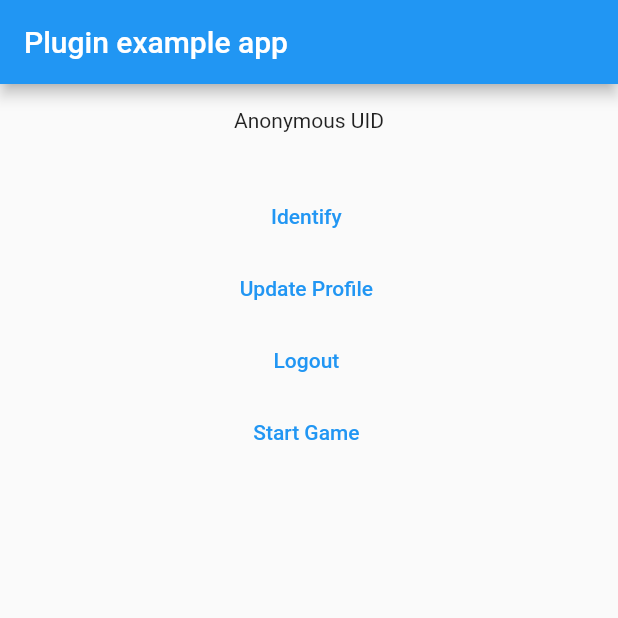
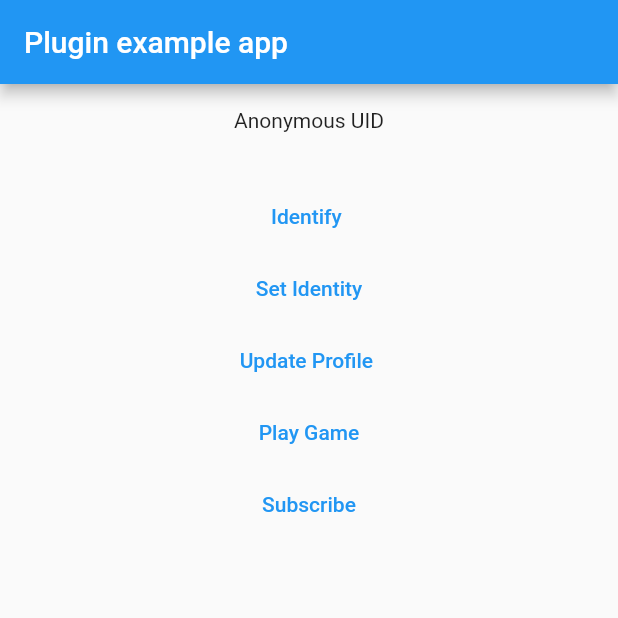
Before and after one commit to dashxhq/dashx-demo-flutter, a Flutter app: the screen it shows after launch, on a phone screen of 412 x 824 dp, the top half of it. Run offline on Flutter 3.47's test engine with Material 2 defaults, Android fonts, the phone set to English and light mode, and no system bars; missing offline and left inert: dashx_flutter.

Commit message:
update in UI with subscribe for notification functionality

```diff
--- a/lib/main.dart
+++ b/lib/main.dart
@@ -72,13 +72,27 @@ class _MyAppState extends State<MyApp> {
                 dx.identify();
               },
               child: const Text("Identify ")),
-          TextButton(onPressed: () {}, child: const Text("Update Profile ")),
-          TextButton(onPressed: () {}, child: const Text("Logout ")),
           TextButton(
               onPressed: () {
-                dx.track("Clicked Button", gameName: "Tetris");
+                dx.setIdentity("", "");
               },
-              child: const Text("Start Game "))
+              child: const Text("Set Identity")),
+          TextButton(
+            onPressed: () {},
+            child: const Text("Update Profile "),
+          ),
+          TextButton(
+            onPressed: () {
+              dx.track("Clicked Button", {"gameName": "Tetris"});
+            },
+            child: const Text("Play Game"),
+          ),
+          TextButton(
+            onPressed: () {
+              dx.subscribe();
+            },
+            child: const Text("Subscribe"),
+          ),
         ],
       )),
     ));
```
